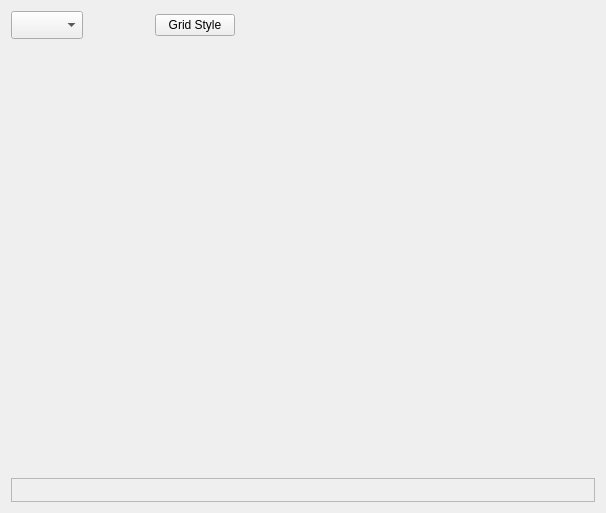
The window that HyperCommander/UIs/cmpPanel.ui (jgh0721/hyperCommander) describes before a commit, drawn with Qt 5.
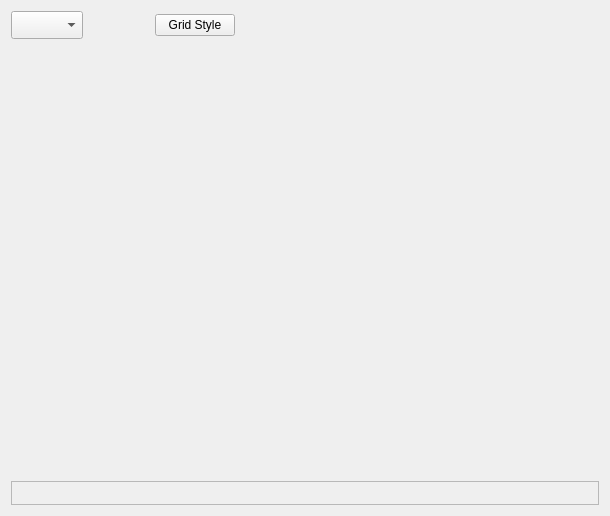
The same window after the commit.

```diff
--- a/HyperCommander/UIs/cmpPanel.ui
+++ b/HyperCommander/UIs/cmpPanel.ui
@@ -6,8 +6,8 @@
    <rect>
     <x>0</x>
     <y>0</y>
-    <width>606</width>
-    <height>513</height>
+    <width>610</width>
+    <height>516</height>
    </rect>
   </property>
   <property name="windowTitle">
```
